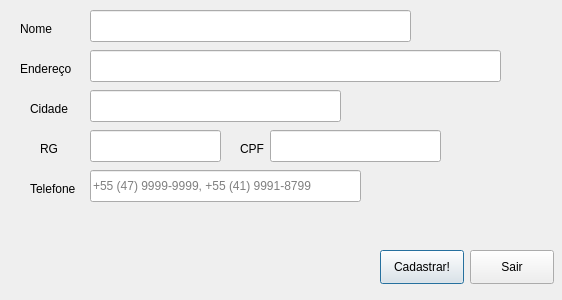
The window that Client_Add.ui (bedi1982/Oficina) describes before a commit, drawn with Qt 5.
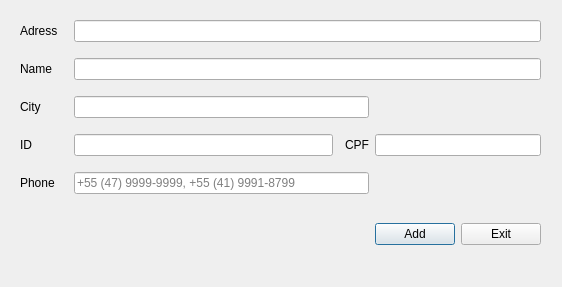
The same window after the commit.

The edit to the form file:
```diff
--- a/Client_Add.ui
+++ b/Client_Add.ui
@@ -10,7 +10,7 @@
     <x>0</x>
     <y>0</y>
     <width>562</width>
-    <height>300</height>
+    <height>287</height>
    </rect>
   </property>
   <property name="sizePolicy">
@@ -22,168 +22,44 @@
   <property name="minimumSize">
    <size>
     <width>562</width>
-    <height>300</height>
+    <height>270</height>
    </size>
   </property>
   <property name="maximumSize">
    <size>
-    <width>562</width>
-    <height>300</height>
+    <width>900</width>
+    <height>900</height>
    </size>
   </property>
   <property name="windowTitle">
    <string>Cadastro de Cliente</string>
   </property>
-  <widget class="QPushButton" name="btn_Add">
+  <widget class="QWidget" name="gridLayoutWidget">
    <property name="geometry">
     <rect>
-     <x>380</x>
-     <y>250</y>
-     <width>84</width>
-     <height>34</height>
-    </rect>
-   </property>
-   <property name="sizePolicy">
-    <sizepolicy hsizetype="Fixed" vsizetype="Fixed">
-     <horstretch>0</horstretch>
-     <verstretch>0</verstretch>
-    </sizepolicy>
-   </property>
-   <property name="text">
-    <string>Cadastrar!</string>
-   </property>
-  </widget>
-  <widget class="QPushButton" name="btn_Exit">
-   <property name="geometry">
-    <rect>
-     <x>470</x>
-     <y>250</y>
-     <width>84</width>
-     <height>34</height>
-    </rect>
-   </property>
-   <property name="sizePolicy">
-    <sizepolicy hsizetype="Fixed" vsizetype="Fixed">
-     <horstretch>0</horstretch>
-     <verstretch>0</verstretch>
-    </sizepolicy>
-   </property>
-   <property name="text">
-    <string>Sair</string>
-   </property>
-  </widget>
-  <widget class="QLabel" name="lbl_Emoticon">
-   <property name="geometry">
-    <rect>
-     <x>30</x>
-     <y>240</y>
-     <width>48</width>
-     <height>48</height>
-    </rect>
-   </property>
-   <property name="minimumSize">
-    <size>
-     <width>48</width>
-     <height>48</height>
-    </size>
-   </property>
-   <property name="maximumSize">
-    <size>
-     <width>48</width>
-     <height>48</height>
-    </size>
-   </property>
-   <property name="text">
-    <string/>
-   </property>
-  </widget>
-  <widget class="QLabel" name="label">
-   <property name="geometry">
-    <rect>
      <x>20</x>
-     <y>20</y>
-     <width>59</width>
-     <height>18</height>
+     <y>10</y>
+     <width>521</width>
+     <height>261</height>
     </rect>
    </property>
+   <layout class="QGridLayout" name="gridLayout_2">
+    <item row="1" column="0">
+     <widget class="QLabel" name="label_Name">
    <property name="text">
-    <string>Nome</string>
-   </property>
-  </widget>
-  <widget class="QLabel" name="label_2">
-   <property name="geometry">
-    <rect>
-     <x>20</x>
-     <y>60</y>
-     <width>59</width>
-     <height>18</height>
-    </rect>
-   </property>
-   <property name="text">
-    <string>Endereço</string>
-   </property>
-  </widget>
-  <widget class="QLabel" name="label_3">
-   <property name="geometry">
-    <rect>
-     <x>30</x>
-     <y>100</y>
-     <width>59</width>
-     <height>18</height>
-    </rect>
-   </property>
-   <property name="text">
-    <string>Cidade</string>
-   </property>
-  </widget>
-  <widget class="QLabel" name="label_4">
-   <property name="geometry">
-    <rect>
-     <x>30</x>
-     <y>180</y>
-     <width>59</width>
-     <height>18</height>
-    </rect>
-   </property>
-   <property name="text">
-    <string>Telefone</string>
-   </property>
-  </widget>
-  <widget class="QLabel" name="label_5">
-   <property name="geometry">
-    <rect>
-     <x>240</x>
-     <y>140</y>
-     <width>59</width>
-     <height>18</height>
-    </rect>
-   </property>
+       <string>Name</string>
+      </property>
+     </widget>
+    </item>
+    <item row="3" column="3">
+     <widget class="QLabel" name="label_CPF">
    <property name="text">
     <string>CPF</string>
    </property>
   </widget>
-  <widget class="QLabel" name="label_6">
-   <property name="geometry">
-    <rect>
-     <x>40</x>
-     <y>140</y>
-     <width>59</width>
-     <height>18</height>
-    </rect>
-   </property>
-   <property name="text">
-    <string>RG</string>
-   </property>
-  </widget>
+    </item>
+    <item row="0" column="1" colspan="5">
   <widget class="QLineEdit" name="line_Name">
-   <property name="geometry">
-    <rect>
-     <x>90</x>
-     <y>10</y>
-     <width>321</width>
-     <height>32</height>
-    </rect>
-   </property>
    <property name="text">
     <string/>
    </property>
@@ -194,50 +70,16 @@
     <string/>
    </property>
   </widget>
-  <widget class="QLineEdit" name="line_Address">
-   <property name="geometry">
-    <rect>
-     <x>90</x>
-     <y>50</y>
-     <width>411</width>
-     <height>32</height>
-    </rect>
-   </property>
+    </item>
+    <item row="3" column="0">
+     <widget class="QLabel" name="label_RG">
    <property name="text">
-    <string/>
-   </property>
-   <property name="maxLength">
-    <number>50</number>
-   </property>
-   <property name="placeholderText">
-    <string/>
-   </property>
-  </widget>
-  <widget class="QLineEdit" name="line_City">
-   <property name="geometry">
-    <rect>
-     <x>90</x>
-     <y>90</y>
-     <width>251</width>
-     <height>32</height>
-    </rect>
-   </property>
-   <property name="text">
-    <string/>
-   </property>
-   <property name="maxLength">
-    <number>30</number>
-   </property>
-  </widget>
+       <string>ID</string>
+      </property>
+     </widget>
+    </item>
+    <item row="3" column="4" colspan="2">
   <widget class="QLineEdit" name="line_CPF">
-   <property name="geometry">
-    <rect>
-     <x>270</x>
-     <y>130</y>
-     <width>171</width>
-     <height>32</height>
-    </rect>
-   </property>
    <property name="text">
     <string/>
    </property>
@@ -245,15 +87,9 @@
     <number>20</number>
    </property>
   </widget>
+    </item>
+    <item row="3" column="1">
   <widget class="QLineEdit" name="line_RG">
-   <property name="geometry">
-    <rect>
-     <x>90</x>
-     <y>130</y>
-     <width>131</width>
-     <height>32</height>
-    </rect>
-   </property>
    <property name="text">
     <string/>
    </property>
@@ -261,15 +97,40 @@
     <number>15</number>
    </property>
   </widget>
+    </item>
+    <item row="2" column="0">
+     <widget class="QLabel" name="label_City">
+      <property name="text">
+       <string>City</string>
+      </property>
+     </widget>
+    </item>
+    <item row="0" column="0">
+     <widget class="QLabel" name="label_Address">
+      <property name="text">
+       <string>Adress</string>
+      </property>
+     </widget>
+    </item>
+    <item row="4" column="0">
+     <widget class="QLabel" name="label_Phone">
+      <property name="text">
+       <string>Phone</string>
+      </property>
+     </widget>
+    </item>
+    <item row="2" column="1" colspan="3">
+     <widget class="QLineEdit" name="line_City">
+      <property name="text">
+       <string/>
+      </property>
+      <property name="maxLength">
+       <number>30</number>
+      </property>
+     </widget>
+    </item>
+    <item row="4" column="1" colspan="3">
   <widget class="QLineEdit" name="line_Phone">
-   <property name="geometry">
-    <rect>
-     <x>90</x>
-     <y>170</y>
-     <width>271</width>
-     <height>32</height>
-    </rect>
-   </property>
    <property name="text">
     <string/>
    </property>
@@ -280,61 +141,74 @@
     <string>+55 (47) 9999-9999, +55 (41) 9991-8799</string>
    </property>
   </widget>
+    </item>
+    <item row="1" column="1" colspan="5">
+     <widget class="QLineEdit" name="line_Address">
+      <property name="text">
+       <string/>
+      </property>
+      <property name="maxLength">
+       <number>50</number>
+      </property>
+      <property name="placeholderText">
+       <string/>
+      </property>
+     </widget>
+    </item>
+    <item row="5" column="0">
+     <widget class="QLabel" name="lbl_Emoticon">
+      <property name="minimumSize">
+       <size>
+        <width>48</width>
+        <height>48</height>
+       </size>
+      </property>
+      <property name="maximumSize">
+       <size>
+        <width>48</width>
+        <height>48</height>
+       </size>
+      </property>
+      <property name="text">
+       <string/>
+      </property>
+     </widget>
+    </item>
+    <item row="5" column="4">
+     <widget class="QPushButton" name="btn_Add">
+      <property name="sizePolicy">
+       <sizepolicy hsizetype="Fixed" vsizetype="Fixed">
+        <horstretch>0</horstretch>
+        <verstretch>0</verstretch>
+       </sizepolicy>
+      </property>
+      <property name="text">
+       <string>Add</string>
+      </property>
+     </widget>
+    </item>
+    <item row="5" column="1" colspan="3">
   <widget class="QLabel" name="lbl_feedback">
-   <property name="geometry">
-    <rect>
-     <x>50</x>
-     <y>220</y>
-     <width>501</width>
-     <height>18</height>
-    </rect>
-   </property>
    <property name="text">
     <string/>
    </property>
   </widget>
-  <widget class="QLabel" name="lbl_Emoticon_2">
-   <property name="geometry">
-    <rect>
-     <x>0</x>
-     <y>0</y>
-     <width>48</width>
-     <height>48</height>
-    </rect>
-   </property>
-   <property name="minimumSize">
-    <size>
-     <width>48</width>
-     <height>48</height>
-    </size>
-   </property>
-   <property name="maximumSize">
-    <size>
-     <width>48</width>
-     <height>48</height>
-    </size>
-   </property>
+    </item>
+    <item row="5" column="5">
+     <widget class="QPushButton" name="btn_Exit">
+      <property name="sizePolicy">
+       <sizepolicy hsizetype="Fixed" vsizetype="Fixed">
+        <horstretch>0</horstretch>
+        <verstretch>0</verstretch>
+       </sizepolicy>
+      </property>
    <property name="text">
-    <string/>
-   </property>
-  </widget>
-  <zorder>btn_Add</zorder>
-  <zorder>btn_Exit</zorder>
-  <zorder>lbl_Emoticon</zorder>
-  <zorder>lbl_feedback</zorder>
-  <zorder>label</zorder>
-  <zorder>label_2</zorder>
-  <zorder>label_3</zorder>
-  <zorder>label_4</zorder>
-  <zorder>label_5</zorder>
-  <zorder>label_6</zorder>
-  <zorder>line_Name</zorder>
-  <zorder>line_Address</zorder>
-  <zorder>line_City</zorder>
-  <zorder>line_CPF</zorder>
-  <zorder>line_RG</zorder>
-  <zorder>line_Phone</zorder>
-  <zorder>lbl_Emoticon_2</zorder>
+       <string>Exit</string>
+      </property>
+     </widget>
+    </item>
+   </layout>
+  </widget>
  </widget>
  <tabstops>
   <tabstop>line_Name</tabstop>
```
Left out of the diff: 8 changed lines with no effect on the pictures. Lines whose indentation alone changed are shown as unchanged.
